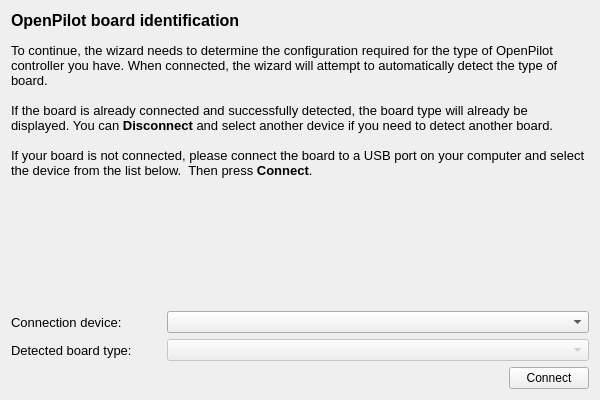
Above: ground/gcs/src/plugins/setupwizard/pages/controllerpage.ui from TauLabs/TauLabs before the change. Below: the same form after it.
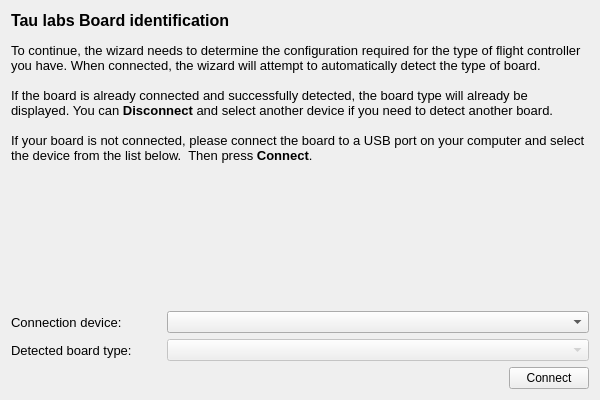
That is the form after the change.

Commit message: SetupWizard: update page text

```diff
--- a/ground/gcs/src/plugins/setupwizard/pages/controllerpage.ui
+++ b/ground/gcs/src/plugins/setupwizard/pages/controllerpage.ui
@@ -32,14 +32,14 @@
       <string>&lt;!DOCTYPE HTML PUBLIC &quot;-//W3C//DTD HTML 4.0//EN&quot; &quot;http://www.w3.org/TR/REC-html40/strict.dtd&quot;&gt;
 &lt;html&gt;&lt;head&gt;&lt;meta name=&quot;qrichtext&quot; content=&quot;1&quot; /&gt;&lt;style type=&quot;text/css&quot;&gt;
 p, li { white-space: pre-wrap; }
-&lt;/style&gt;&lt;/head&gt;&lt;body style=&quot; font-family:'MS Shell Dlg 2'; font-size:8pt; font-weight:400; font-style:normal;&quot;&gt;
-&lt;p style=&quot; margin-top:0px; margin-bottom:0px; margin-left:0px; margin-right:0px; -qt-block-indent:0; text-indent:0px;&quot;&gt;&lt;span style=&quot; font-size:12pt; font-weight:600;&quot;&gt;OpenPilot board identification&lt;/span&gt;&lt;/p&gt;
-&lt;p style=&quot;-qt-paragraph-type:empty; margin-top:0px; margin-bottom:0px; margin-left:0px; margin-right:0px; -qt-block-indent:0; text-indent:0px;&quot;&gt;&lt;br /&gt;&lt;/p&gt;
-&lt;p style=&quot; margin-top:0px; margin-bottom:0px; margin-left:0px; margin-right:0px; -qt-block-indent:0; text-indent:0px;&quot;&gt;&lt;span style=&quot; font-size:10pt;&quot;&gt;To continue, the wizard needs to determine the configuration required for the type of OpenPilot controller you have. When connected, the wizard will attempt to automatically detect the type of board.&lt;/span&gt;&lt;/p&gt;
-&lt;p style=&quot;-qt-paragraph-type:empty; margin-top:0px; margin-bottom:0px; margin-left:0px; margin-right:0px; -qt-block-indent:0; text-indent:0px; font-size:10pt;&quot;&gt;&lt;br /&gt;&lt;/p&gt;
-&lt;p style=&quot; margin-top:0px; margin-bottom:0px; margin-left:0px; margin-right:0px; -qt-block-indent:0; text-indent:0px;&quot;&gt;&lt;span style=&quot; font-size:10pt;&quot;&gt;If the board is already connected and successfully detected, the board type will already be displayed. You can &lt;/span&gt;&lt;span style=&quot; font-size:10pt; font-weight:600;&quot;&gt;Disconnect&lt;/span&gt;&lt;span style=&quot; font-size:10pt;&quot;&gt; and select another device if you need to detect another board.&lt;/span&gt;&lt;/p&gt;
-&lt;p style=&quot;-qt-paragraph-type:empty; margin-top:0px; margin-bottom:0px; margin-left:0px; margin-right:0px; -qt-block-indent:0; text-indent:0px; font-size:10pt;&quot;&gt;&lt;br /&gt;&lt;/p&gt;
-&lt;p style=&quot; margin-top:0px; margin-bottom:0px; margin-left:0px; margin-right:0px; -qt-block-indent:0; text-indent:0px;&quot;&gt;&lt;span style=&quot; font-size:10pt;&quot;&gt;If your board is not connected, please connect the board to a USB port on your computer and select the device from the list below.  Then press &lt;/span&gt;&lt;span style=&quot; font-size:10pt; font-weight:600;&quot;&gt;Connect&lt;/span&gt;&lt;span style=&quot; font-size:10pt;&quot;&gt;.&lt;/span&gt;&lt;/p&gt;&lt;/body&gt;&lt;/html&gt;</string>
+&lt;/style&gt;&lt;/head&gt;&lt;body style=&quot; font-family:'Lucida Grande'; font-size:13pt; font-weight:400; font-style:normal;&quot;&gt;
+&lt;p style=&quot; margin-top:0px; margin-bottom:0px; margin-left:0px; margin-right:0px; -qt-block-indent:0; text-indent:0px;&quot;&gt;&lt;span style=&quot; font-family:'MS Shell Dlg 2'; font-size:12pt; font-weight:600;&quot;&gt;Tau labs Board identification&lt;/span&gt;&lt;/p&gt;
+&lt;p style=&quot;-qt-paragraph-type:empty; margin-top:0px; margin-bottom:0px; margin-left:0px; margin-right:0px; -qt-block-indent:0; text-indent:0px; font-family:'MS Shell Dlg 2'; font-size:8pt;&quot;&gt;&lt;br /&gt;&lt;/p&gt;
+&lt;p style=&quot; margin-top:0px; margin-bottom:0px; margin-left:0px; margin-right:0px; -qt-block-indent:0; text-indent:0px;&quot;&gt;&lt;span style=&quot; font-family:'MS Shell Dlg 2'; font-size:10pt;&quot;&gt;To continue, the wizard needs to determine the configuration required for the type of flight controller you have. When connected, the wizard will attempt to automatically detect the type of board.&lt;/span&gt;&lt;/p&gt;
+&lt;p style=&quot;-qt-paragraph-type:empty; margin-top:0px; margin-bottom:0px; margin-left:0px; margin-right:0px; -qt-block-indent:0; text-indent:0px; font-family:'MS Shell Dlg 2'; font-size:10pt;&quot;&gt;&lt;br /&gt;&lt;/p&gt;
+&lt;p style=&quot; margin-top:0px; margin-bottom:0px; margin-left:0px; margin-right:0px; -qt-block-indent:0; text-indent:0px;&quot;&gt;&lt;span style=&quot; font-family:'MS Shell Dlg 2'; font-size:10pt;&quot;&gt;If the board is already connected and successfully detected, the board type will already be displayed. You can &lt;/span&gt;&lt;span style=&quot; font-family:'MS Shell Dlg 2'; font-size:10pt; font-weight:600;&quot;&gt;Disconnect&lt;/span&gt;&lt;span style=&quot; font-family:'MS Shell Dlg 2'; font-size:10pt;&quot;&gt; and select another device if you need to detect another board.&lt;/span&gt;&lt;/p&gt;
+&lt;p style=&quot;-qt-paragraph-type:empty; margin-top:0px; margin-bottom:0px; margin-left:0px; margin-right:0px; -qt-block-indent:0; text-indent:0px; font-family:'MS Shell Dlg 2'; font-size:10pt;&quot;&gt;&lt;br /&gt;&lt;/p&gt;
+&lt;p style=&quot; margin-top:0px; margin-bottom:0px; margin-left:0px; margin-right:0px; -qt-block-indent:0; text-indent:0px;&quot;&gt;&lt;span style=&quot; font-family:'MS Shell Dlg 2'; font-size:10pt;&quot;&gt;If your board is not connected, please connect the board to a USB port on your computer and select the device from the list below.  Then press &lt;/span&gt;&lt;span style=&quot; font-family:'MS Shell Dlg 2'; font-size:10pt; font-weight:600;&quot;&gt;Connect&lt;/span&gt;&lt;span style=&quot; font-family:'MS Shell Dlg 2'; font-size:10pt;&quot;&gt;.&lt;/span&gt;&lt;/p&gt;&lt;/body&gt;&lt;/html&gt;</string>
      </property>
      <property name="textFormat">
       <enum>Qt::AutoText</enum>
```
The commit also changes 14 other files.
